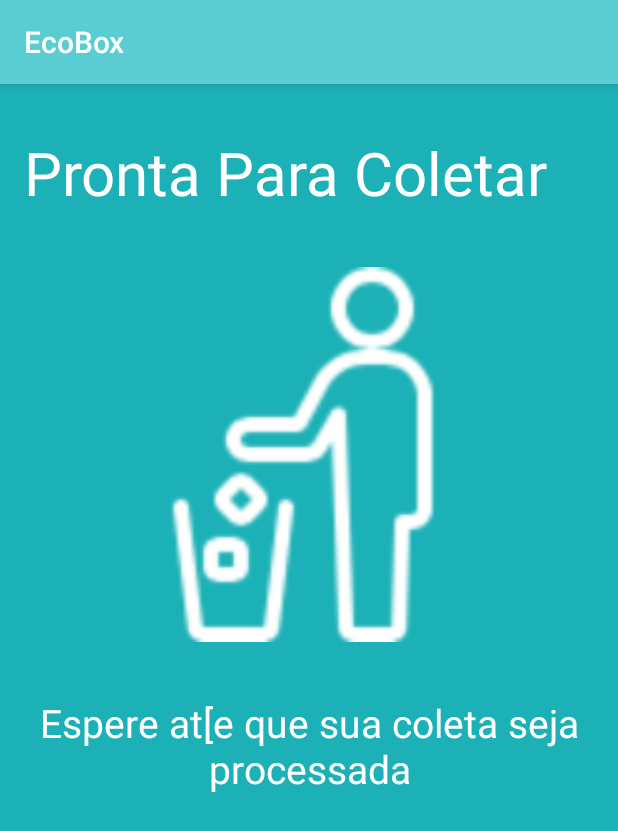
After one commit to wilder/EcoBox, an Android app: the WaitingActivity screen opened directly, with no data from a screen before it, on a phone screen of 412 x 824 dp. The commit adds this screen. Shown: the top 831 px of the screen. Run offline under Robolectric (Android 15) with nearby library versions, the phone set to English and light mode, and no system bars.

Commit message:
Added WaitingActivity

```diff
--- a/app/src/main/AndroidManifest.xml
+++ b/app/src/main/AndroidManifest.xml
@@ -20,8 +20,7 @@
         <activity
             android:name=".MainActivity"
             android:label="@string/app_name"
-            android:theme="@style/AppTheme.NoActionBar">
-        </activity>
+            android:theme="@style/AppTheme.NoActionBar"></activity>
         <!--
              The API key for Google Maps-based APIs is defined as a string resource.
              (See the file "res/values/google_maps_api.xml").
@@ -41,6 +40,7 @@
                 <category android:name="android.intent.category.LAUNCHER" />
             </intent-filter>
         </activity>
+        <activity android:name=".WaitingActivity"></activity>
     </application>
 
 </manifest>
--- a/app/src/main/java/com/wilderpereira/ecobox/MainActivity.java
+++ b/app/src/main/java/com/wilderpereira/ecobox/MainActivity.java
@@ -149,7 +149,7 @@ public class MainActivity extends AppCompatActivity
                 String contents = intent.getStringExtra("SCAN_RESULT");
                 String format = intent.getStringExtra("SCAN_RESULT_FORMAT");
                 Log.i("Barcode Result", contents);
-                // Handle successful scan
+                //start
             } else if (resultCode == RESULT_CANCELED) {
                 // Handle cancel
                 Log.i("Barcode Result","Result canceled");
--- a/app/src/main/java/com/wilderpereira/ecobox/MapFragment.java
+++ b/app/src/main/java/com/wilderpereira/ecobox/MapFragment.java
@@ -158,7 +158,7 @@ public class MapFragment extends Fragment implements GoogleApiClient.ConnectionC
 
             // For dropping a marker at a point on the Map
             mLocation = new LatLng(mLastLocation.getLatitude(), mLastLocation.getLongitude());
-            googleMap.addMarker(new MarkerOptions().position(mLocation).title("Marker Title").snippet("Marker Description"));
+            googleMap.addMarker(new MarkerOptions().position(mLocation).title("Top Recycler").snippet(""));
 
             // For zooming automatically to the location of the marker
             CameraPosition cameraPosition = new CameraPosition.Builder().target(mLocation).zoom(12).build();
--- /dev/null
+++ b/app/src/main/java/com/wilderpereira/ecobox/WaitingActivity.java
@@ -0,0 +1,13 @@
+package com.wilderpereira.ecobox;
+
+import android.support.v7.app.AppCompatActivity;
+import android.os.Bundle;
+
+public class WaitingActivity extends AppCompatActivity {
+
+    @Override
+    protected void onCreate(Bundle savedInstanceState) {
+        super.onCreate(savedInstanceState);
+        setContentView(R.layout.activity_waiting);
+    }
+}
--- /dev/null
+++ b/app/src/main/res/layout/activity_waiting.xml
@@ -0,0 +1,40 @@
+<?xml version="1.0" encoding="utf-8"?>
+<LinearLayout xmlns:android="http://schemas.android.com/apk/res/android"
+    xmlns:tools="http://schemas.android.com/tools"
+    android:id="@+id/activity_waiting"
+    android:layout_width="match_parent"
+    android:layout_height="match_parent"
+    android:paddingBottom="@dimen/activity_vertical_margin"
+    android:paddingLeft="@dimen/activity_horizontal_margin"
+    android:paddingRight="@dimen/activity_horizontal_margin"
+    android:paddingTop="@dimen/activity_vertical_margin"
+
+    android:background="@color/colorPrimaryDark"
+    android:orientation="vertical"
+    tools:context="com.wilderpereira.ecobox.WaitingActivity">
+
+    <TextView
+        android:textColor="#fff"
+        android:layout_marginTop="@dimen/activity_vertical_margin"
+        android:layout_width="match_parent"
+        android:layout_height="wrap_content"
+        android:textSize="40sp"
+        android:text="Pronta Para Coletar"/>
+
+    <ImageView
+        android:layout_marginTop="36dp"
+        android:layout_gravity="center"
+        android:src="@drawable/binreceive"
+        android:layout_width="250dp"
+        android:layout_height="250dp" />
+
+    <TextView
+        android:gravity="center"
+        android:textColor="#fff"
+        android:layout_marginTop="36dp"
+        android:layout_width="match_parent"
+        android:layout_height="wrap_content"
+        android:textSize="26sp"
+        android:text="Espere at[e que sua coleta seja processada"/>
+
+</LinearLayout>
--- a/app/src/main/res/values/strings.xml
+++ b/app/src/main/res/values/strings.xml
@@ -16,8 +16,8 @@
 
     <string name="password">Senha</string>
 
-    <string name="login">Login</string>
+    <string name="login">Acessar</string>
 
-    <string name="login_not_registered"> Inscreva-se agora</string>
+    <string name="login_not_registered">Ainda não sou cadastrado\nEsqueci minha senha</string>
 
 </resources>
```
Also changed, not shown: app/src/main/res/layout/activity_login.xml (+14 -25 lines), app/src/main/res/drawable/binreceive.png (added), app/src/main/res/drawable/logoecobox.png (added).
